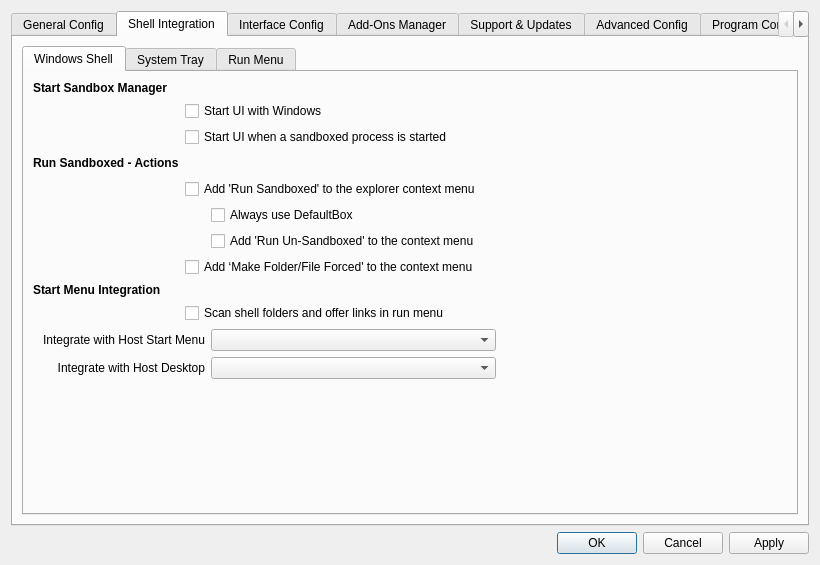
sandboxie-plus/Sandboxie, file SandboxiePlus/SandMan/Forms/SettingsWindow.ui: the form before one commit.
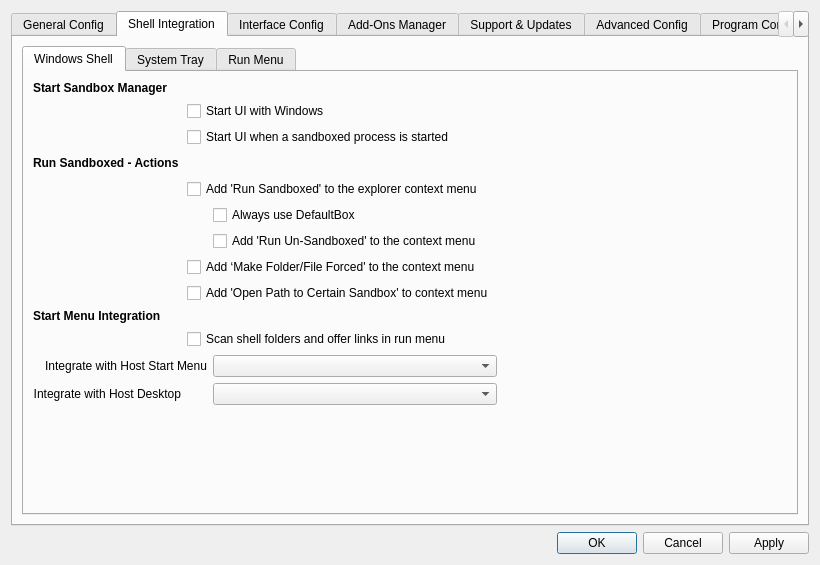
The form after the commit. The open tabs and pages were chosen to show the change. Icons and pictures are not drawn.

```diff
--- a/SandboxiePlus/SandMan/Forms/SettingsWindow.ui
+++ b/SandboxiePlus/SandMan/Forms/SettingsWindow.ui
@@ -477,7 +477,7 @@
                </property>
               </widget>
              </item>
-             <item row="2" column="1" colspan="3">
+             <item row="2" column="1" colspan="2">
               <widget class="QCheckBox" name="chkSvcStart">
                <property name="text">
                 <string>Start UI when a sandboxed process is started</string>
@@ -544,14 +544,14 @@
                </property>
               </widget>
              </item>
-             <item row="5" column="2" colspan="2">
+             <item row="5" column="2">
               <widget class="QCheckBox" name="chkAlwaysDefault">
                <property name="text">
                 <string>Always use DefaultBox</string>
                </property>
               </widget>
              </item>
-             <item row="6" column="2" colspan="2">
+             <item row="6" column="2">
               <widget class="QCheckBox" name="chkShellMenu2">
                <property name="text">
                 <string>Add 'Run Un-Sandboxed' to the context menu</string>
@@ -565,7 +565,14 @@
                </property>
               </widget>
              </item>
-             <item row="8" column="0">
+             <item row="8" column="1" colspan="3">
+              <widget class="QCheckBox" name="chkShellMenu4">
+               <property name="text">
+                <string>Add 'Open Path to Certain Sandbox' to context menu</string>
+               </property>
+              </widget>
+             </item>
+             <item row="9" column="0">
               <widget class="QLabel" name="lblStartMenu">
                <property name="font">
                 <font>
@@ -579,14 +586,14 @@
                </property>
               </widget>
              </item>
-             <item row="9" column="1" colspan="3">
+             <item row="10" column="1" colspan="2">
               <widget class="QCheckBox" name="chkScanMenu">
                <property name="text">
                 <string>Scan shell folders and offer links in run menu</string>
                </property>
               </widget>
              </item>
-             <item row="10" column="0" colspan="2">
+             <item row="11" column="0" colspan="2">
               <widget class="QLabel" name="label_22">
                <property name="text">
                 <string>Integrate with Host Start Menu</string>
@@ -599,10 +606,10 @@
                </property>
               </widget>
              </item>
-             <item row="10" column="2">
+             <item row="11" column="2">
               <widget class="QComboBox" name="cmbIntegrateMenu"/>
              </item>
-             <item row="11" column="0" colspan="2">
+             <item row="12" column="0">
               <widget class="QLabel" name="label_29">
                <property name="text">
                 <string>Integrate with Host Desktop</string>
@@ -615,10 +622,10 @@
                </property>
               </widget>
              </item>
-             <item row="11" column="2">
+             <item row="12" column="2">
               <widget class="QComboBox" name="cmbIntegrateDesk"/>
              </item>
-             <item row="12" column="1">
+             <item row="13" column="1">
               <spacer name="verticalSpacer_6">
                <property name="orientation">
                 <enum>Qt::Vertical</enum>
@@ -631,7 +638,7 @@
                </property>
               </spacer>
              </item>
-             <item row="12" column="3">
+             <item row="13" column="3">
               <spacer name="horizontalSpacer_2">
                <property name="orientation">
                 <enum>Qt::Horizontal</enum>
```
Left out of the diff: 2 changed lines with no effect on the pictures.
